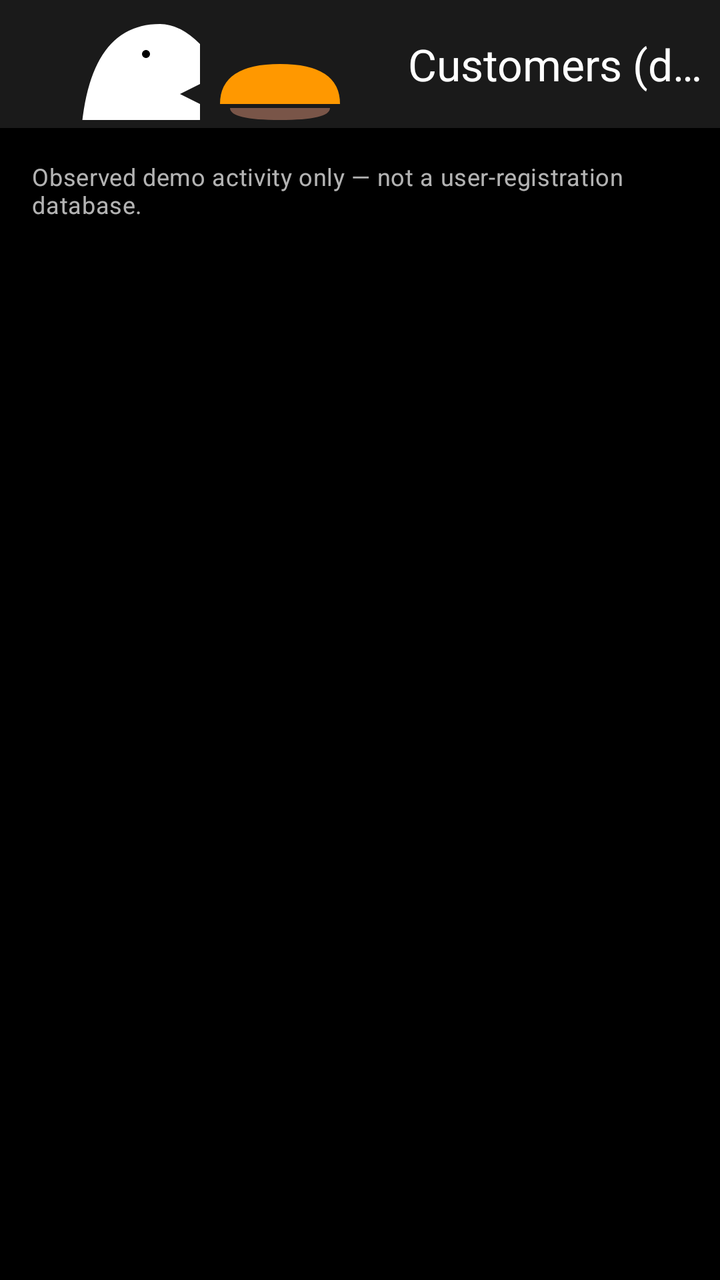
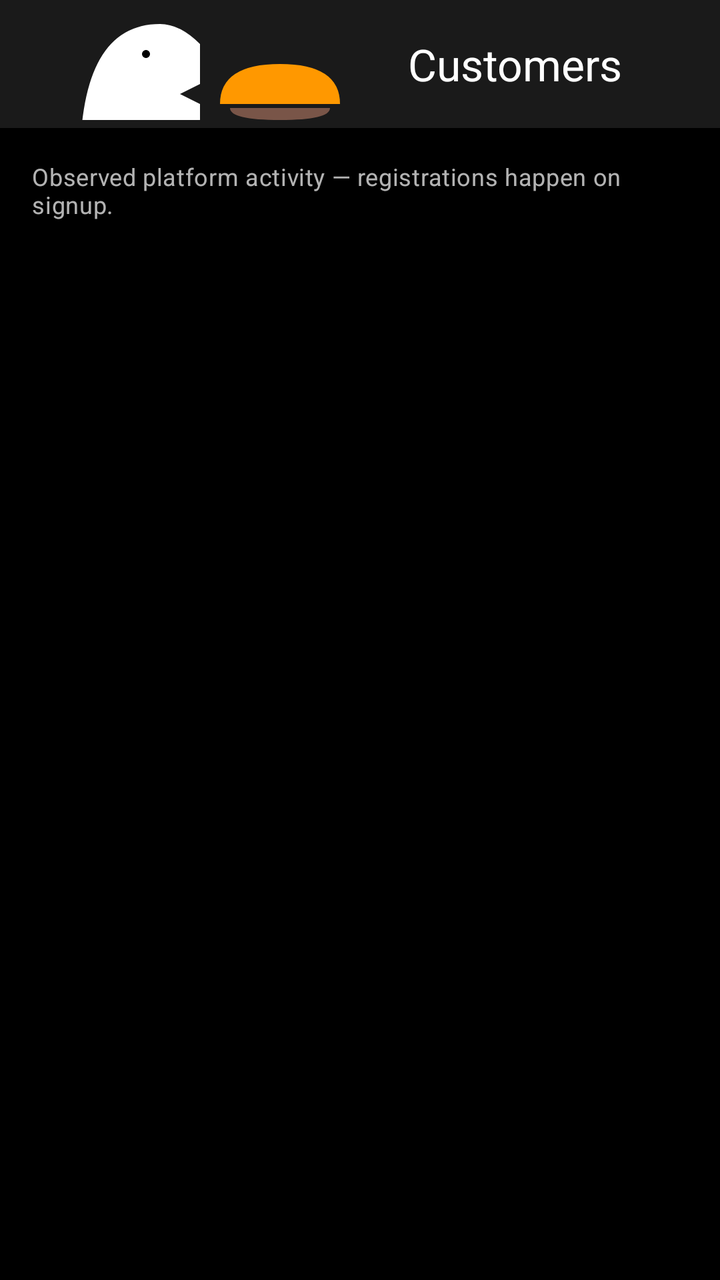

An Android layout rendered at two revisions. The XML below is the earlier revision; the diff shows what the commit changed to produce the second picture.
<!-- AndroidManifest.xml: application theme Theme.BiteForLessFoodBridge -->
<!-- res/layout/activity_admin_customers.xml -->
<?xml version="1.0" encoding="utf-8"?>
<LinearLayout xmlns:android="http://schemas.android.com/apk/res/android"
    xmlns:app="http://schemas.android.com/apk/res-auto"
    android:layout_width="match_parent"
    android:layout_height="match_parent"
    android:background="@color/background"
    android:orientation="vertical">

    <com.google.android.material.appbar.MaterialToolbar
        android:id="@+id/admin_customers_toolbar"
        android:layout_width="match_parent"
        android:layout_height="?attr/actionBarSize"
        android:background="@color/surface"
        app:navigationIcon="@drawable/ic_logo_bite"
        app:title="Customers (demo)"
        app:titleTextColor="@color/on_background" />

    <TextView
        android:layout_width="wrap_content"
        android:layout_height="wrap_content"
        android:padding="@dimen/spacing_md"
        android:text="Observed demo activity only — not a user-registration database."
        android:textAppearance="@style/TextAppearance.BiteForLess.Body"
        android:textSize="12sp" />

    <androidx.recyclerview.widget.RecyclerView
        android:id="@+id/admin_customers_list"
        android:layout_width="match_parent"
        android:layout_height="0dp"
        android:layout_weight="1"
        android:clipToPadding="false"
        android:paddingBottom="@dimen/spacing_md" />

    <LinearLayout
        android:id="@+id/admin_customers_empty"
        android:layout_width="match_parent"
        android:layout_height="0dp"
        android:layout_weight="1"
        android:gravity="center"
        android:orientation="vertical"
        android:padding="@dimen/spacing_lg"
        android:visibility="gone">

        <TextView
            android:layout_width="wrap_content"
            android:layout_height="wrap_content"
            android:text="No customer activity yet"
            android:textAppearance="@style/TextAppearance.BiteForLess.Title"
            android:textSize="18sp" />

        <TextView
            android:layout_width="wrap_content"
            android:layout_height="wrap_content"
            android:layout_marginTop="@dimen/spacing_xs"
            android:text="Demo customers appear after a reservation is made."
            android:textAppearance="@style/TextAppearance.BiteForLess.Body" />
    </LinearLayout>
</LinearLayout>
<!-- resources referenced by this layout -->
<resources>
  <color name="background">#FF000000</color>
  <color name="on_background">#FFFFFFFF</color>
  <color name="surface">#FF1A1A1A</color>
  <dimen name="spacing_lg">24dp</dimen>
  <dimen name="spacing_md">16dp</dimen>
  <dimen name="spacing_xs">4dp</dimen>
  <!-- drawable ic_logo_bite (drawable) -->
  <vector xmlns:android="http://schemas.android.com/apk/res/android"
      android:width="200dp"
      android:height="200dp"
      android:viewportWidth="200"
      android:viewportHeight="200">
  
      
      <path
          android:fillColor="#FF9800"
          android:pathData="M110,130 L170,130 Q170,145 140,145 Q110,145 110,130 Z" />
  
      
      <path
          android:fillColor="#795548"
          android:pathData="M115,122 L165,122 Q165,128 140,128 Q115,128 115,122 Z" />
  
      
      <path
          android:fillColor="#FF9800"
          android:pathData="M110,120 L170,120 Q170,100 140,100 Q110,100 110,120 Z" />
  
      
      <path
          android:fillColor="#FFFFFF"
          android:pathData="M40,150 Q40,80 80,80 Q90,80 100,90 L100,110 L90,115 L100,120 L100,140 Q90,150 80,150 Z" />
  
      
      <path
          android:fillColor="#000000"
          android:pathData="M75,95 A2,2 0 1,1 71,95 A2,2 0 1,1 75,95" />
  
  </vector>
  <style name="TextAppearance.BiteForLess.Body" parent="TextAppearance.Material3.BodyMedium">
          <item name="android:textColor">@color/text_secondary</item>
      </style>
  <style name="TextAppearance.BiteForLess.Title" parent="TextAppearance.Material3.TitleLarge">
          <item name="android:textColor">@color/on_background</item>
      </style>
  <style name="Theme.BiteForLessFoodBridge" parent="Base.Theme.BiteForLessFoodBridge" />
  <color name="text_secondary">#B3FFFFFF</color>
  <style name="Base.Theme.BiteForLessFoodBridge" parent="Theme.Material3.DayNight.NoActionBar">
          <item name="colorPrimary">@color/primary</item>
          <item name="colorOnPrimary">@color/black</item>
          <item name="colorSecondary">@color/secondary</item>
          <item name="colorError">@color/error</item>
          <item name="android:windowBackground">@color/background</item>
          <item name="android:statusBarColor">@color/background</item>
          <item name="android:navigationBarColor">@color/background</item>
          <item name="bottomNavigationStyle">@style/Widget.BiteForLess.BottomNavigation</item>
      </style>
  <color name="primary">#FF9800</color>
  <color name="black">#FF000000</color>
  <color name="secondary">#FFEB3B</color>
  <color name="error">#F44336</color>
  <style name="Widget.BiteForLess.BottomNavigation" parent="Widget.Material3.BottomNavigationView">
          <item name="materialThemeOverlay">@style/ThemeOverlay.BiteForLess.BottomNavigation</item>
      </style>
  <style name="ThemeOverlay.BiteForLess.BottomNavigation" parent="">
          <item name="colorPrimary">@color/primary</item>
          <item name="colorOnSurface">@color/text_secondary</item>
          <item name="colorOnSurfaceVariant">@color/text_hint</item>
      </style>
  <color name="text_hint">#80FFFFFF</color>
</resources>

<!-- the commit's change to res/layout/activity_admin_customers.xml (unified diff, before → after) -->
@@ -12,14 +12,14 @@
         android:layout_height="?attr/actionBarSize"
         android:background="@color/surface"
         app:navigationIcon="@drawable/ic_logo_bite"
-        app:title="Customers (demo)"
+        app:title="Customers"
         app:titleTextColor="@color/on_background" />
 
     <TextView
         android:layout_width="wrap_content"
         android:layout_height="wrap_content"
         android:padding="@dimen/spacing_md"
-        android:text="Observed demo activity only — not a user-registration database."
+        android:text="Observed platform activity — registrations happen on signup."
         android:textAppearance="@style/TextAppearance.BiteForLess.Body"
         android:textSize="12sp" />
 
@@ -52,7 +52,7 @@
             android:layout_width="wrap_content"
             android:layout_height="wrap_content"
             android:layout_marginTop="@dimen/spacing_xs"
-            android:text="Demo customers appear after a reservation is made."
+            android:text="Customers appear here once they reserve a deal."
             android:textAppearance="@style/TextAppearance.BiteForLess.Body" />
     </LinearLayout>
 </LinearLayout>
